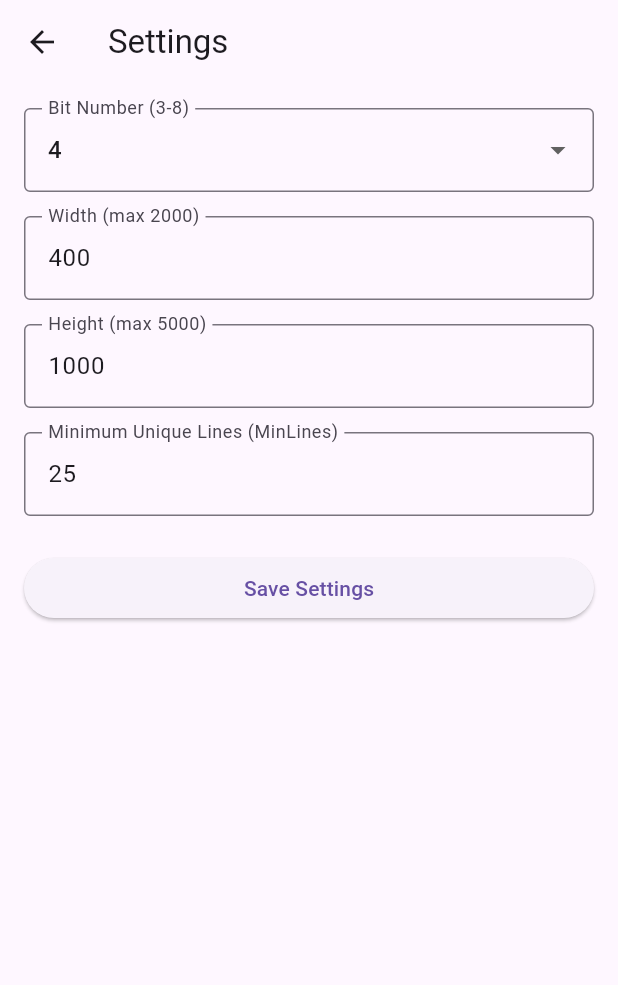
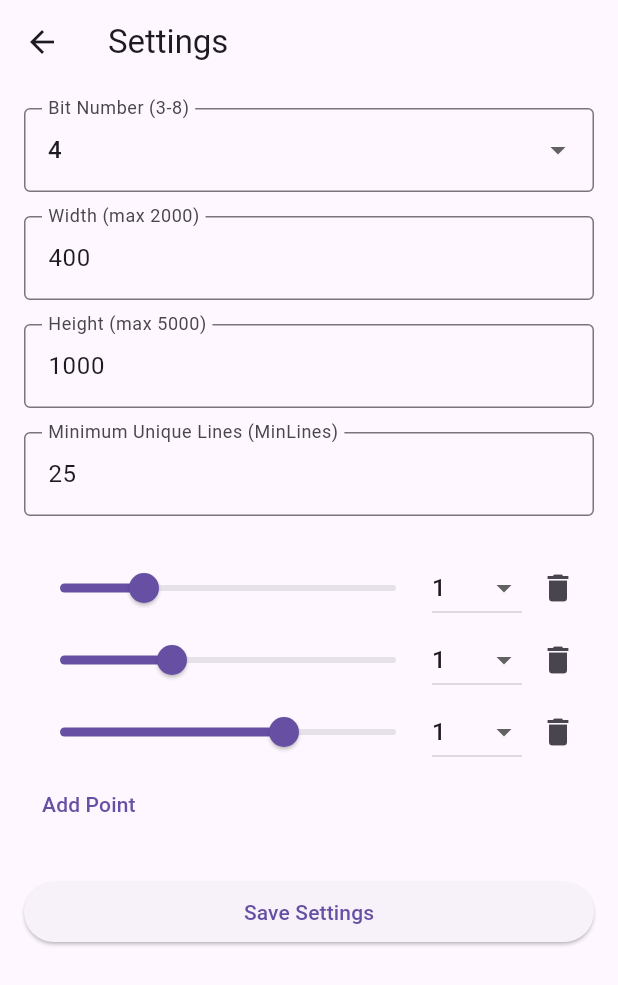
Before and after one commit to dylandhall/CellyViewer, a Flutter app: the screen it shows after launch, after a tap on the "settings" icon, on a phone screen of 412 x 824 dp. Shown: the top 985 px of the screen. Run offline on Flutter 3.47's test engine with Material 3 defaults, Android fonts, the phone set to English and light mode, and no system bars; our stand-ins replace shared_preferences; missing offline and left inert: super_clipboard.

Commit message:
feat: allow custom seed points

```diff
--- a/lib/main.dart
+++ b/lib/main.dart
@@ -493,6 +493,7 @@ class _CellularAutomataPageState extends State<CellularAutomataPage> {
         _currentSettings.width,
         _currentSettings.height,
         _currentSettings.minLines,
+        _currentSettings.seedPoints,
       );
 
       final bool isSkipped = computeResult['isSkipped'] as bool;
@@ -663,7 +664,7 @@ class _CellularAutomataPageState extends State<CellularAutomataPage> {
 
   // This function now runs directly on the main thread.
   // It computes raw pixel data.
-  Map<String, dynamic> _generateRawPixelData(int rule, int pow, int cols, int rows, int minLines) {
+  Map<String, dynamic> _generateRawPixelData(int rule, int pow, int cols, int rows, int minLines, List<SeedPoint> seedPoints) {
     // Bits for the rule
     final ruleBitsLength = 1 << pow;
     List<bool> ruleBits = List<bool>.generate(
@@ -674,9 +675,20 @@ class _CellularAutomataPageState extends State<CellularAutomataPage> {
     // Our initial row
     final pixelData = Uint8List(cols * rows * 4);
     List<bool> line = List<bool>.filled(cols, false);
-    line[(cols / 4).floor()] = true;
-    line[(cols / 3).floor()] = true;
-    line[(2 * (cols / 3)).floor()] = true;
+    for (final point in seedPoints) {
+      int base = (point.fraction * cols).floor();
+      if (base >= 0 && base < cols) {
+        line[base] = true;
+      }
+      for (int i = 1; i < point.pixels; i++) {
+        int offset = ((i - 1) ~/ 2) + 1;
+        bool after = i % 2 == 1; // start with pixel after
+        int idx = after ? base + offset : base - offset;
+        if (idx >= 0 && idx < cols) {
+          line[idx] = true;
+        }
+      }
+    }
 
   List<List<bool>> distinctLines = [];
   bool hasEnoughDistinctLines = false;
--- a/lib/settings_model.dart
+++ b/lib/settings_model.dart
@@ -1,15 +1,38 @@
+class SeedPoint {
+  double fraction; // 0.0 - 1.0
+  int pixels; // number of pixels to activate
+
+  SeedPoint({this.fraction = 0.5, this.pixels = 1});
+
+  Map<String, dynamic> toMap() => {
+        'fraction': fraction,
+        'pixels': pixels,
+      };
+
+  factory SeedPoint.fromMap(Map<String, dynamic> map) => SeedPoint(
+        fraction: (map['fraction'] as num?)?.toDouble() ?? 0.5,
+        pixels: map['pixels'] ?? 1,
+      );
+}
+
 class AppSettings {
   int bitNumber;
   int width;
   int height;
   int minLines;
+  List<SeedPoint> seedPoints;
 
   AppSettings({
     this.bitNumber = 4, // Default for pow
     this.width = 400,
     this.height = 1000,
     this.minLines = 25,
-  });
+    List<SeedPoint>? seedPoints,
+  }) : seedPoints = seedPoints ?? [
+          SeedPoint(fraction: 0.25, pixels: 1),
+          SeedPoint(fraction: 1 / 3, pixels: 1),
+          SeedPoint(fraction: 2 / 3, pixels: 1),
+        ];
 
   // For storing as a single JSON string in shared_preferences
   Map<String, dynamic> toMap() {
@@ -18,15 +41,24 @@ class AppSettings {
       'width': width,
       'height': height,
       'minLines': minLines,
+      'seedPoints': seedPoints.map((e) => e.toMap()).toList(),
     };
   }
 
   factory AppSettings.fromMap(Map<String, dynamic> map) {
+    List<dynamic>? rawSeeds = map['seedPoints'];
+    List<SeedPoint>? seeds;
+    if (rawSeeds is List) {
+      seeds = rawSeeds
+          .map((e) => SeedPoint.fromMap(Map<String, dynamic>.from(e)))
+          .toList();
+    }
     return AppSettings(
       bitNumber: map['bitNumber'] ?? 4,
       width: map['width'] ?? 400,
       height: map['height'] ?? 1000,
       minLines: map['minLines'] ?? 25,
+      seedPoints: seeds,
     );
   }
 }
--- a/lib/settings_page.dart
+++ b/lib/settings_page.dart
@@ -22,6 +22,7 @@ class _SettingsPageState extends State<SettingsPage> {
   late TextEditingController _heightController;
   late TextEditingController _minLinesController;
   late int _selectedBitNumber;
+  late List<SeedPoint> _seedPoints;
 
   @override
   void initState() {
@@ -30,6 +31,9 @@ class _SettingsPageState extends State<SettingsPage> {
     _widthController = TextEditingController(text: widget.initialSettings.width.toString());
     _heightController = TextEditingController(text: widget.initialSettings.height.toString());
     _minLinesController = TextEditingController(text: widget.initialSettings.minLines.toString());
+    _seedPoints = widget.initialSettings.seedPoints
+        .map((e) => SeedPoint(fraction: e.fraction, pixels: e.pixels))
+        .toList();
   }
 
   @override
@@ -47,6 +51,7 @@ class _SettingsPageState extends State<SettingsPage> {
         width: int.parse(_widthController.text),
         height: int.parse(_heightController.text),
         minLines: int.parse(_minLinesController.text),
+        seedPoints: _seedPoints,
       );
 
       await widget.settingsService.saveSettings(newSettings);
@@ -54,6 +59,21 @@ class _SettingsPageState extends State<SettingsPage> {
         Navigator.pop(context, true); // Indicate that settings were saved
       }
     }
+  }
+
+  void _addSeedPoint() {
+    setState(() {
+      _seedPoints.add(SeedPoint(fraction: 0.5, pixels: 1));
+    });
+  }
+
+  void _removeSeedPoint(int index) {
+    if (_seedPoints.length <= 1) return;
+    setState(() {
+      if (_seedPoints.length > 1) {
+        _seedPoints.removeAt(index);
+      }
+    });
   }
 
   @override
@@ -137,6 +157,59 @@ class _SettingsPageState extends State<SettingsPage> {
                 },
               ),
               const SizedBox(height: 24),
+              Column(
+                children: List.generate(_seedPoints.length, (index) {
+                  final sp = _seedPoints[index];
+                  return Row(
+                    children: [
+                      Expanded(
+                        child: Slider(
+                          value: sp.fraction,
+                          onChanged: (v) {
+                            setState(() {
+                              sp.fraction = v;
+                            });
+                          },
+                        ),
+                      ),
+                      SizedBox(
+                        width: 60,
+                        child: DropdownButton<int>(
+                          isExpanded: true,
+                          value: sp.pixels.clamp(1, 8),
+                          items: List.generate(8, (i) => i + 1)
+                              .map((v) => DropdownMenuItem(
+                                    value: v,
+                                    child: Text('$v'),
+                                  ))
+                              .toList(),
+                          onChanged: (val) {
+                            if (val != null) {
+                              setState(() {
+                                sp.pixels = val;
+                              });
+                            }
+                          },
+                        ),
+                      ),
+                      IconButton(
+                        icon: const Icon(Icons.delete),
+                        onPressed: _seedPoints.length == 1
+                            ? null
+                            : () => _removeSeedPoint(index),
+                      ),
+                    ],
+                  );
+                }),
+              ),
+              Align(
+                alignment: Alignment.centerLeft,
+                child: TextButton(
+                  onPressed: _addSeedPoint,
+                  child: const Text('Add Point'),
+                ),
+              ),
+              const SizedBox(height: 24),
               ElevatedButton(
                 onPressed: _saveSettings,
                 child: const Text('Save Settings'),
```
